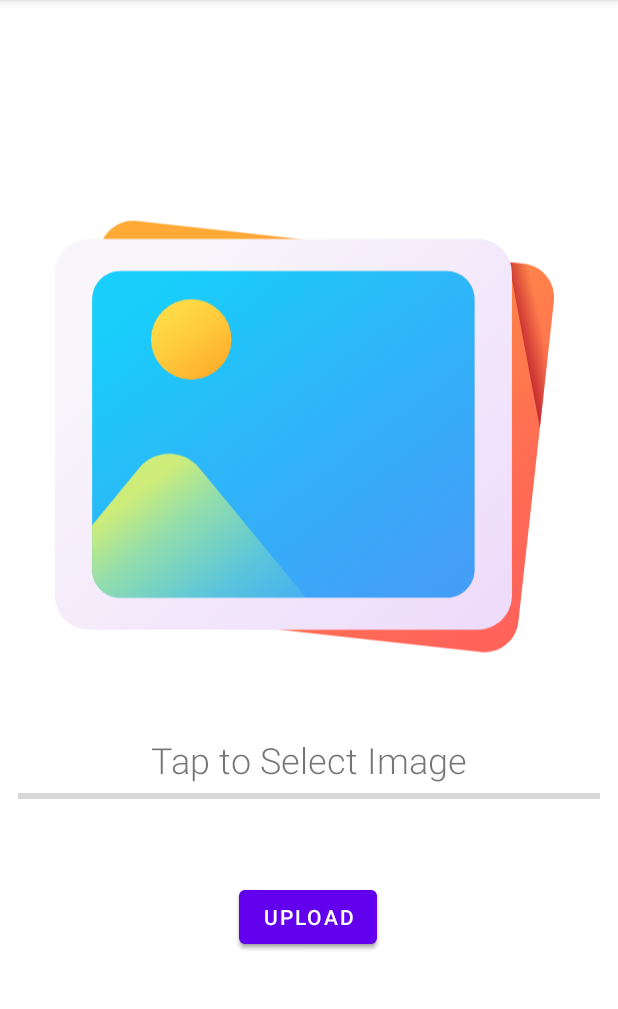
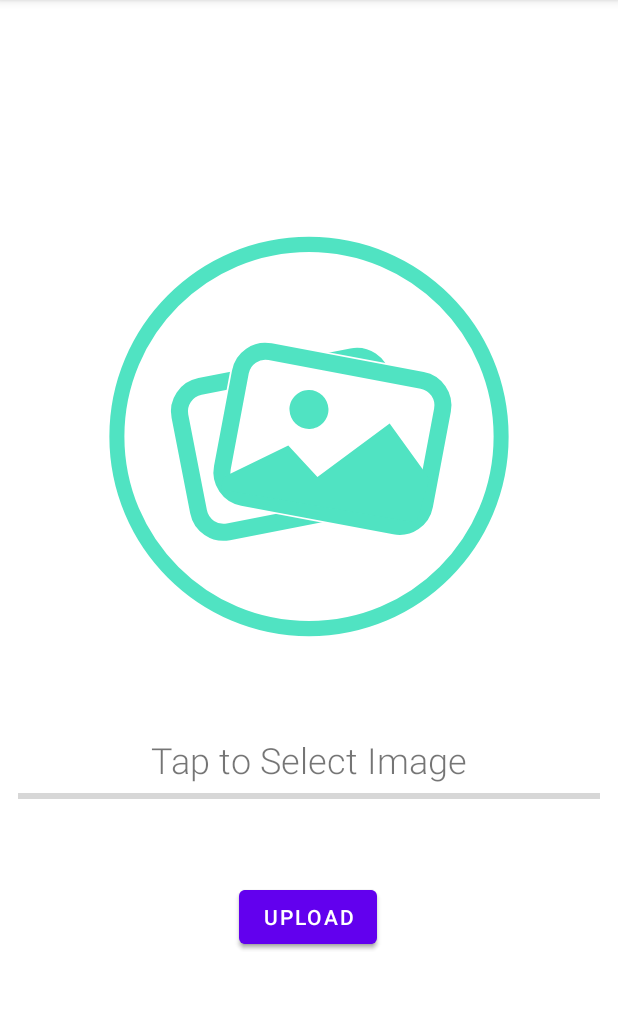
Before and after one commit to toymanjr31/Lympoblast-Counter-Capstone, an Android app: the screen it shows after launch (MainActivity), on a phone screen of 412 x 824 dp, the part 84-1093 px from its top. Run offline under Robolectric (Android 15) with nearby library versions, the phone set to English and light mode, and no system bars; pictures from the network do not load.

Commit message:
Add Lottie

```diff
--- a/app/build.gradle
+++ b/app/build.gradle
@@ -49,6 +49,7 @@ dependencies {
     implementation 'com.google.android.material:material:1.1.0'
     implementation "com.squareup.okhttp3:logging-interceptor:4.9.0"
     implementation "androidx.lifecycle:lifecycle-viewmodel-ktx:2.3.1"
+    implementation "com.airbnb.android:lottie:3.4.1"
     testImplementation 'junit:junit:4.+'
     androidTestImplementation 'androidx.test.ext:junit:1.1.2'
     androidTestImplementation 'androidx.test.espresso:espresso-core:3.3.0'
--- a/app/src/main/java/com/example/myapplication/MainActivity.kt
+++ b/app/src/main/java/com/example/myapplication/MainActivity.kt
@@ -37,8 +37,6 @@ class MainActivity : AppCompatActivity(), UploadRequestBody.UploadCallback {
 
         activityMainBinding.imageView.setOnClickListener {
             openImageChooser()
-            activityMainBinding.buttonUpload.visibility = View.VISIBLE
-            activityMainBinding.buttonDetect.visibility = View.GONE
         }
 
         activityMainBinding.buttonUpload.setOnClickListener {
@@ -59,6 +57,8 @@ class MainActivity : AppCompatActivity(), UploadRequestBody.UploadCallback {
             it.setAction(Intent.ACTION_GET_CONTENT)
             startActivityForResult(it, REQUEST_CODE_PICK_IMAGE)
         }
+        activityMainBinding.buttonUpload.visibility = View.VISIBLE
+        activityMainBinding.buttonDetect.visibility = View.GONE
     }
 
     override fun onActivityResult(requestCode: Int, resultCode: Int, data: Intent?) {
--- a/app/src/main/res/layout/activity_main.xml
+++ b/app/src/main/res/layout/activity_main.xml
@@ -20,13 +20,14 @@
         app:layout_constraintTop_toTopOf="parent"
         app:layout_constraintVertical_bias="0.269">
 
-        <ImageView
+        <com.airbnb.lottie.LottieAnimationView
             android:id="@+id/image_view"
             android:layout_width="match_parent"
             android:layout_height="350dp"
             android:layout_margin="24dp"
-            app:srcCompat="@drawable/ic_picture"
-            android:contentDescription="@string/img_content_desc"/>
+            app:lottie_autoPlay="true"
+            app:lottie_fileName="imagepicture.json"
+            app:lottie_loop="true" />
 
         <TextView
             android:id="@+id/textView"
```
Also changed, not shown: app/src/main/assets/imagepicture.json (added, +1 -0 lines).
